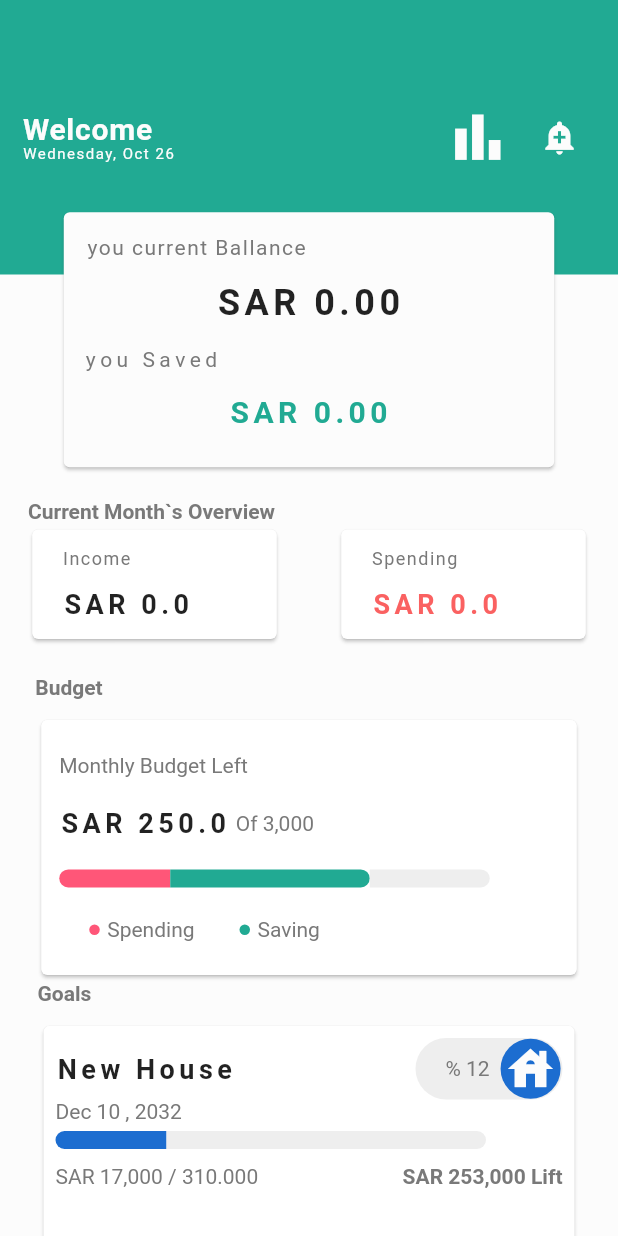
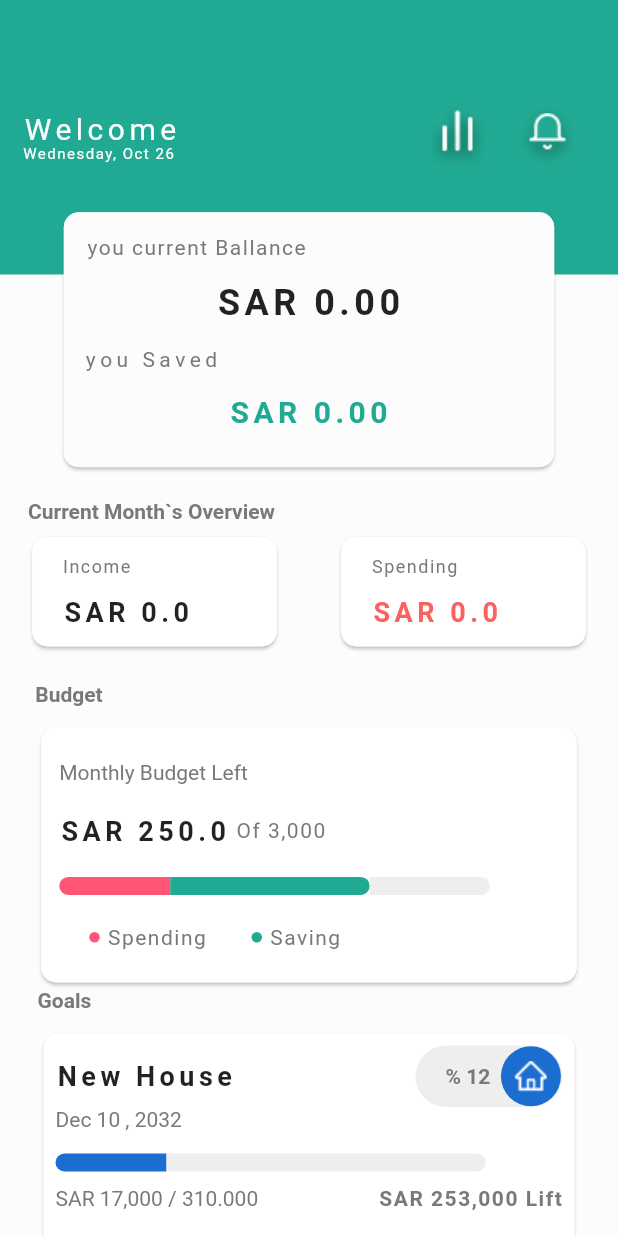
Before and after one commit to OmarSaleh506/BudgetTracker, a Flutter app: the screen it shows after launch, on a phone screen of 412 x 824 dp. Run offline on Flutter 3.47's test engine with Material 2 defaults, Android fonts, the phone set to English and light mode, and no system bars; our stand-ins replace fl_chart, flutter_screenutil, get, get_storage, google_fonts, sqflite; missing offline and left inert: fk_toggle; accounts and stored records are empty.

Commit message:
edit home page

```diff
--- a/lib/views/screens/home.dart
+++ b/lib/views/screens/home.dart
@@ -21,7 +21,7 @@ class HomeScreen extends StatelessWidget {
             height: 150,
           ),
           Padding(
-            padding: EdgeInsets.fromLTRB(0, 0, 210, 0),
+            padding: EdgeInsets.fromLTRB(0, 0, 210, 5),
             child: Text(
               'Current Month`s Overview',
               style: TextStyle(
--- a/lib/views/widgets/home_Screen/add_goal.dart
+++ b/lib/views/widgets/home_Screen/add_goal.dart
@@ -27,11 +27,16 @@ class AddGoal extends StatelessWidget {
             },
             icon: Icon(
               Icons.add,
-              size: 15,
+              size: 19,
+              color: Color(0xff797979),
             ),
             label: Text(
               'Add Goal',
-              style: TextStyle(fontSize: 13),
+              style: TextStyle(
+                fontSize: 13,
+                color: Color(0xff797979),
+                fontWeight: FontWeight.w700,
+              ),
             ),
           ),
         ),
--- a/lib/views/widgets/home_Screen/budget.dart
+++ b/lib/views/widgets/home_Screen/budget.dart
@@ -21,6 +21,10 @@ class Budget extends StatelessWidget {
           height: 10,
         ),
         Card(
+          shape: RoundedRectangleBorder(
+            side: BorderSide(color: Colors.white70, width: 1),
+            borderRadius: BorderRadius.circular(10),
+          ),
           child: Container(
             width: 357,
             height: 170,
@@ -49,9 +53,8 @@ class Budget extends StatelessWidget {
                         width: 5,
                       ),
                       Text('Of 3,000',
-                          style: TextStyle(
-                            color: detailColor,
-                          ))
+                          style:
+                              TextStyle(color: detailColor, letterSpacing: 1))
                     ],
                   ),
                   Row(
@@ -120,7 +123,8 @@ class Budget extends StatelessWidget {
                             ),
                             const Text(
                               'Spending',
-                              style: TextStyle(color: detailColor),
+                              style: TextStyle(
+                                  color: detailColor, letterSpacing: 1),
                             )
                           ],
                         ),
@@ -145,7 +149,8 @@ class Budget extends StatelessWidget {
                             ),
                             const Text(
                               'Saving',
-                              style: TextStyle(color: detailColor),
+                              style: TextStyle(
+                                  color: detailColor, letterSpacing: 1),
                             )
                           ],
                         ),
--- a/lib/views/widgets/home_Screen/current_overview.dart
+++ b/lib/views/widgets/home_Screen/current_overview.dart
@@ -18,54 +18,62 @@ class CurrentOverview extends StatelessWidget {
       crossAxisAlignment: CrossAxisAlignment.center,
       children: [
         Card(
+          shape: RoundedRectangleBorder(
+            side: BorderSide(color: Colors.white70, width: 1),
+            borderRadius: BorderRadius.circular(10),
+          ),
           child: Container(
             width: 163,
             height: 73,
             child: Padding(
-              padding:  EdgeInsets.only(left: 20),
+              padding: EdgeInsets.only(left: 20),
               child: Column(
                 mainAxisAlignment: MainAxisAlignment.spaceEvenly,
                 crossAxisAlignment: CrossAxisAlignment.start,
-                children:  [
+                children: [
                   Text(
                     'Income',
                     style: TextStyle(
                         color: detailColor, fontSize: 12, letterSpacing: 1),
                   ),
-                 Obx(() =>  Text(
+                  Obx(() => Text(
                         'SAR ${_homeController.totalIncome.value}',
                         style: TextStyle(
                             fontWeight: FontWeight.bold,
                             fontSize: 18,
                             letterSpacing: 3),
                       )),
-
                 ],
               ),
             ),
           ),
         ),
         Card(
+          shape: RoundedRectangleBorder(
+            side: BorderSide(color: Colors.white70, width: 1),
+            borderRadius: BorderRadius.circular(10),
+          ),
           child: Container(
             width: 163,
             height: 73,
             child: Padding(
-              padding:  EdgeInsets.only(left: 20),
+              padding: EdgeInsets.only(left: 20),
               child: Column(
                 mainAxisAlignment: MainAxisAlignment.spaceEvenly,
                 crossAxisAlignment: CrossAxisAlignment.start,
-                children:  [
+                children: [
                   Text(
                     'Spending ',
                     style: TextStyle(
                         color: detailColor, fontSize: 12, letterSpacing: 1),
                   ),
-                 Obx(() =>  Text(
+                  Obx(() => Text(
                         'SAR ${_homeController.totalExpense.value}',
                         style: TextStyle(
                             fontWeight: FontWeight.bold,
                             fontSize: 18,
-                        letterSpacing: 3,color: expenseColor),
+                            letterSpacing: 3,
+                            color: expenseColor),
                       )),
                 ],
               ),
--- a/lib/views/widgets/home_Screen/dashbord.dart
+++ b/lib/views/widgets/home_Screen/dashbord.dart
@@ -15,6 +15,10 @@ class DashBord extends StatelessWidget {
   Widget build(BuildContext context) {
     return Card(
       color: lightModeScaffoldBgCle,
+      shape: RoundedRectangleBorder(
+        side: BorderSide(color: Colors.white70, width: 1),
+        borderRadius: BorderRadius.circular(10),
+      ),
       child: SizedBox(
         height: 170,
         width: 327,
--- a/lib/views/widgets/home_Screen/goals.dart
+++ b/lib/views/widgets/home_Screen/goals.dart
@@ -21,6 +21,10 @@ class Goals extends StatelessWidget {
           height: 10,
         ),
         Card(
+          shape: RoundedRectangleBorder(
+            side: BorderSide(color: Colors.white70, width: 1),
+            borderRadius: BorderRadius.circular(10),
+          ),
           child: Container(
             width: 354,
             height: 144,
@@ -58,21 +62,22 @@ class Goals extends StatelessWidget {
                             ),
                             Text(
                               '% 12',
-                              style: TextStyle(color: detailColor),
+                              style: TextStyle(
+                                  color: detailColor,
+                                  fontWeight: FontWeight.w700),
                             ),
                             SizedBox(
                               width: 6,
                             ),
                             Expanded(
                               child: CircleAvatar(
-                                radius: 20,
-                                backgroundColor: Color(0xff1C6DD0),
-                                child: Icon(
-                                  Icons.house,
-                                  size: 36.0,
-                                  color: lightModeScaffoldBgCle,
-                                ),
-                              ),
+                                  radius: 20,
+                                  backgroundColor: Color(0xff1C6DD0),
+                                  child: Image(
+                                    image: AssetImage(
+                                        'lib/constants/goalsIcons/house.png'),
+                                    color: Colors.white,
+                                  )),
                             )
                           ],
                         ),
@@ -87,7 +92,7 @@ class Goals extends StatelessWidget {
                         style: TextStyle(color: detailColor),
                       ),
                       SizedBox(
-                        height: 5,
+                        height: 15,
                       ),
                       Row(
                         mainAxisAlignment: MainAxisAlignment.start,
@@ -136,8 +141,10 @@ class Goals extends StatelessWidget {
                           Text(
                             'SAR 253,000 Lift',
                             style: TextStyle(
-                                color: detailColor,
-                                fontWeight: FontWeight.w700),
+                              color: detailColor,
+                              fontWeight: FontWeight.w600,
+                              letterSpacing: 1,
+                            ),
                           )
                         ],
                       )
--- a/lib/views/widgets/home_Screen/header.dart
+++ b/lib/views/widgets/home_Screen/header.dart
@@ -27,8 +27,8 @@ class Header extends StatelessWidget {
                     'Welcome',
                     style: TextStyle(
                         color: lightModeScaffoldBgCle,
-                        fontWeight: FontWeight.w700,
-                        letterSpacing: 0.5,
+                        fontWeight: FontWeight.w400,
+                        letterSpacing: 3,
                         fontSize: 20),
                   ),
                   Text(
@@ -41,18 +41,17 @@ class Header extends StatelessWidget {
                 ]),
             Row(
               children: [
-                IconButton(
-                  color: lightModeScaffoldBgCle,
-                  iconSize: 45,
+                TextButton(
                   onPressed: () {
                     Get.to(DashboardScreen());
                   },
-                  icon: const Icon(Icons.bar_chart),
+                  child: Padding(
+                    padding: const EdgeInsets.only(left: 8),
+                    child: Image.asset('images/chart.png'),
+                  ),
                 ),
-                IconButton(
-                  color: lightModeScaffoldBgCle,
-                  iconSize: 25,
-                  icon: const Icon(Icons.add_alert),
+                TextButton(
+                  child: Image.asset('images/Vector.png'),
                   onPressed: () {},
                 ),
               ],
```
Also changed, not shown: images/Vector.png (added), images/chart.png (added). Lines whose indentation alone changed are shown as unchanged.
